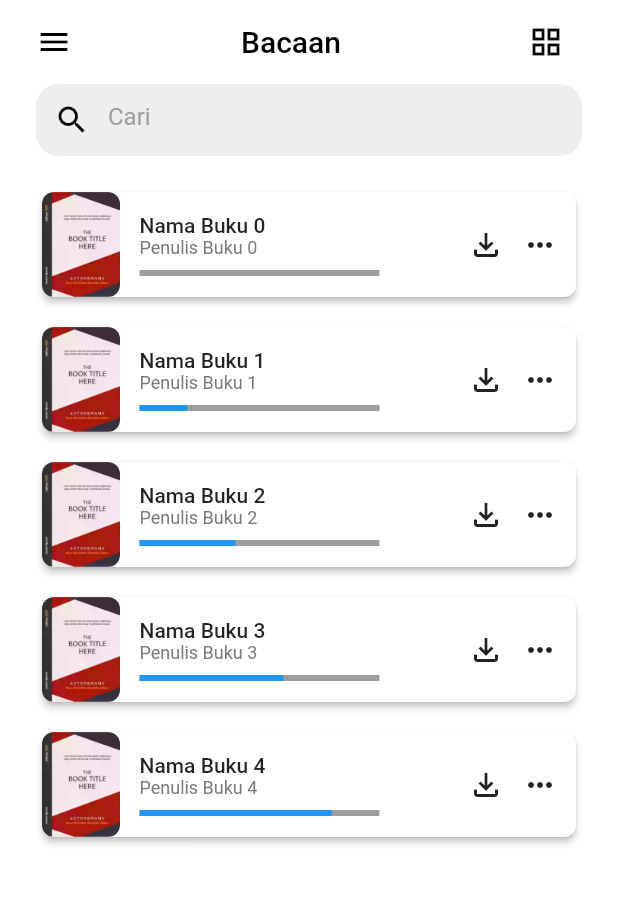
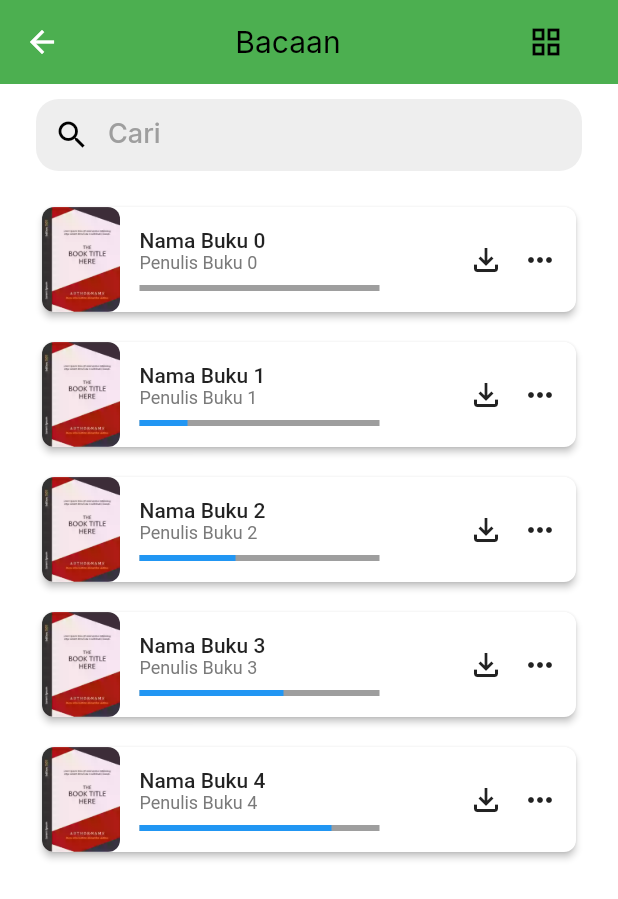
Before and after one commit to MattRiel/pkl-bookstore, a Flutter app: the ReadScreen screen opened directly, on a phone screen of 412 x 824 dp. Shown: the top 899 px of the screen. Run offline on Flutter 3.47's test engine with Material 2 defaults, Android fonts, the phone set to English and light mode, and no system bars; our stand-ins replace flutter_otp_text_field, get, google_fonts; network calls fail.

```diff
--- a/lib/src/features/beranda/view/beranda.dart
+++ b/lib/src/features/beranda/view/beranda.dart
@@ -5,6 +5,7 @@ import 'package:bookstore/src/reusable_widgets/all_searchbar.dart';
 import 'package:bookstore/src/reusable_widgets/all_topbar.dart';
 import 'package:flutter/material.dart';
 
+import '../../../utils/screen_theme/reusable_theme.dart';
 import '../controller/beranda_controller.dart';
 import 'author/beranda_penulis.dart';
 import 'books/books_section.dart';
@@ -23,7 +24,7 @@ class _BerandaState extends State<Beranda> {
   @override
   Widget build(BuildContext context) {
     return Scaffold(
-      backgroundColor: Colors.white,
+      backgroundColor: ThemeUtils.getBackgroundColor(context),
       appBar: AppBar(
         elevation: 0,
         actions: [allTopBar(context, 'Beranda')],
--- a/lib/src/features/beranda/view/category/dashboard_category_buttons.dart
+++ b/lib/src/features/beranda/view/category/dashboard_category_buttons.dart
@@ -15,7 +15,7 @@ Widget categoryButton(String text, VoidCallback onPressed) {
         text,
         style: const TextStyle(
           fontWeight: FontWeight.w400,
-          fontSize: 14,
+          fontSize: 13,
           color: Color(0xFF282828),
         ),
       ),
--- a/lib/src/features/book_read/book_read_screen.dart
+++ b/lib/src/features/book_read/book_read_screen.dart
@@ -5,6 +5,7 @@ import 'package:bookstore/src/utils/const_widget/sized_boxed.dart';
 import 'package:flutter/material.dart';
 
 import '../../reusable_widgets/all_grid_list_appbar.dart';
+import '../../utils/screen_theme/reusable_theme.dart';
 
 class ReadScreen extends StatefulWidget {
   const ReadScreen({Key? key}) : super(key: key);
@@ -41,7 +42,7 @@ class _ReadScreenState extends State<ReadScreen> {
     double screenWidth = MediaQuery.of(context).size.width;
     int crossAxisCount = _calculateCrossAxisCount(screenWidth);
     return Scaffold(
-      backgroundColor: Colors.white,
+      backgroundColor: ThemeUtils.getBackgroundColor(context),
       appBar: customAppBar,
       body: SingleChildScrollView(
         scrollDirection: Axis.vertical,
--- a/lib/src/features/favorite/view/favorite_empty.dart
+++ b/lib/src/features/favorite/view/favorite_empty.dart
@@ -5,6 +5,8 @@ import 'package:bookstore/src/constants/text_strings.dart';
 import 'package:bookstore/src/reusable_widgets/all_searchbar.dart';
 import 'package:bookstore/src/reusable_widgets/all_topbar.dart';
 import 'package:flutter/material.dart';
+
+import '../../../utils/screen_theme/reusable_theme.dart';
 
 class FavoriteNoBook extends StatelessWidget {
   final int favoriteIndex;
@@ -19,7 +21,7 @@ class FavoriteNoBook extends StatelessWidget {
   @override
   Widget build(BuildContext context) {
     return Scaffold(
-      backgroundColor: Colors.white,
+      backgroundColor: ThemeUtils.getBackgroundColor(context),
       appBar: AppBar(
         elevation: 0,
         actions: [
--- a/lib/src/features/favorite/view/favorite_filled.dart
+++ b/lib/src/features/favorite/view/favorite_filled.dart
@@ -5,6 +5,7 @@ import 'package:flutter/material.dart';
 import 'package:get/get.dart';
 
 import '../../../reusable_widgets/all_grid_list_appbar.dart';
+import '../../../utils/screen_theme/reusable_theme.dart';
 
 class FavoriteFillBook extends StatefulWidget {
   const FavoriteFillBook({
@@ -44,7 +45,7 @@ class _FavoriteFillBookState extends State<FavoriteFillBook> {
     double screenWidth = MediaQuery.of(context).size.width;
     int crossAxisCount = _calculateCrossAxisCount(screenWidth);
     return Scaffold(
-      backgroundColor: Colors.white,
+      backgroundColor: ThemeUtils.getBackgroundColor(context),
       appBar: customAppBar,
       body: SingleChildScrollView(
         child: Column(
--- a/lib/src/features/profile/view/profile_screen.dart
+++ b/lib/src/features/profile/view/profile_screen.dart
@@ -3,6 +3,7 @@ import 'package:bookstore/src/features/profile/widgets/profile_top_bar.dart';
 import 'package:bookstore/src/utils/const_widget/sized_boxed.dart';
 import 'package:flutter/material.dart';
 
+import '../../../utils/screen_theme/reusable_theme.dart';
 import '../widgets/profile_btn_widget.dart';
 
 class ProfileScreen extends StatelessWidget {
@@ -11,7 +12,7 @@ class ProfileScreen extends StatelessWidget {
   @override
   Widget build(BuildContext context) {
     return Scaffold(
-      backgroundColor: const Color(0xFFF2F4F7),
+      backgroundColor: ThemeUtils.getBackgroundColor(context),
       appBar: AppBar(
         elevation: 0,
         actions: const [ProfileTopbar()],
--- a/lib/src/features/profile/widgets/profile_top_bar.dart
+++ b/lib/src/features/profile/widgets/profile_top_bar.dart
@@ -8,7 +8,7 @@ class ProfileTopbar extends StatelessWidget {
   @override
   Widget build(BuildContext context) {
     return Container(
-      color: const Color(0xFFF2F4F7),
+      color: Colors.green[500],
       width: MediaQuery.of(context).size.width,
       child: Padding(
         padding: const EdgeInsets.only(left: 24, right: 24),
--- a/lib/src/reusable_widgets/all_grid_list_appbar.dart
+++ b/lib/src/reusable_widgets/all_grid_list_appbar.dart
@@ -1,3 +1,4 @@
+import 'package:bookstore/src/utils/const_widget/sized_boxed.dart';
 import 'package:flutter/material.dart';
 
 AppBar buildAppBar(
@@ -16,10 +17,7 @@ AppBar buildAppBar(
           child: Row(
             mainAxisAlignment: MainAxisAlignment.spaceBetween,
             children: [
-              const Icon(
-                Icons.menu_outlined,
-                color: Colors.black,
-              ),
+              addHorizontalSpace(20),
               TextButton(
                 onPressed: () {},
                 child: Text(
@@ -29,7 +27,7 @@ AppBar buildAppBar(
               ),
               IconButton(
                 splashRadius: 25,
-                splashColor: Colors.green[500],
+                splashColor: Colors.black,
                 onPressed: toggleView,
                 icon: Icon(
                   isGridView
@@ -44,6 +42,6 @@ AppBar buildAppBar(
         ),
       )
     ],
-    backgroundColor: Colors.white,
+    backgroundColor: Colors.green[500],
   );
 }
--- a/lib/src/reusable_widgets/all_searchbar.dart
+++ b/lib/src/reusable_widgets/all_searchbar.dart
@@ -1,4 +1,5 @@
 import 'package:bookstore/src/constants/text_strings.dart';
+import 'package:bookstore/src/utils/const_widget/sized_boxed.dart';
 import 'package:flutter/material.dart';
 
 class AllSearchBar extends StatelessWidget {
@@ -10,7 +11,10 @@ class AllSearchBar extends StatelessWidget {
   Widget build(BuildContext context) {
     return Padding(
       padding: const EdgeInsets.symmetric(horizontal: 24),
-      child: Container(
+      child: Column(
+        children: [
+          addVerticalSpace(10),
+          Container(
             decoration: BoxDecoration(
               borderRadius: BorderRadius.circular(15),
               color: Colors.grey[200],
@@ -33,6 +37,8 @@ class AllSearchBar extends StatelessWidget {
               ),
             ),
           ),
+        ],
+      ),
     );
   }
 }
--- a/lib/src/reusable_widgets/all_topbar.dart
+++ b/lib/src/reusable_widgets/all_topbar.dart
@@ -1,7 +1,8 @@
 import 'package:flutter/material.dart';
 
 Widget allTopBar(BuildContext context, String title) {
-  return SizedBox(
+  return Container(
+    color: Colors.green[500],
     width: MediaQuery.of(context).size.width,
     child: Padding(
       padding: const EdgeInsets.only(left: 24, right: 24),
--- /dev/null
+++ b/lib/src/utils/screen_theme/reusable_theme.dart
@@ -0,0 +1,15 @@
+import 'package:flutter/material.dart';
+
+import '../../constants/colors.dart';
+
+class ThemeUtils {
+  static bool isDarkMode(BuildContext context) {
+    var mediaQuery = MediaQuery.of(context);
+    var brightness = mediaQuery.platformBrightness;
+    return brightness == Brightness.dark;
+  }
+
+  static Color getBackgroundColor(BuildContext context) {
+    return isDarkMode(context) ? tSecondarycolor : tWhiteColor;
+  }
+}
```
Also changed, not shown: lib/main.dart (+8 -8 lines), lib/src/utils/theme/theme.dart (+41 -3 lines), lib/src/utils/theme/widget_theme/text_theme.dart (deleted, +0 -46 lines). Lines whose indentation alone changed are shown as unchanged.
